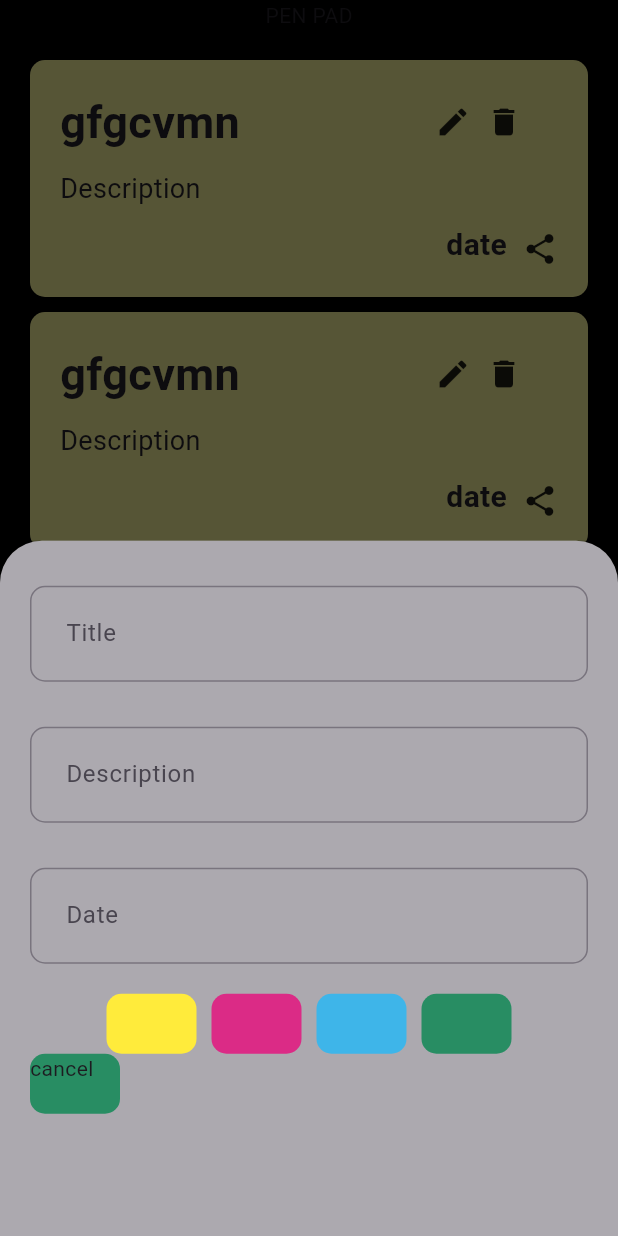
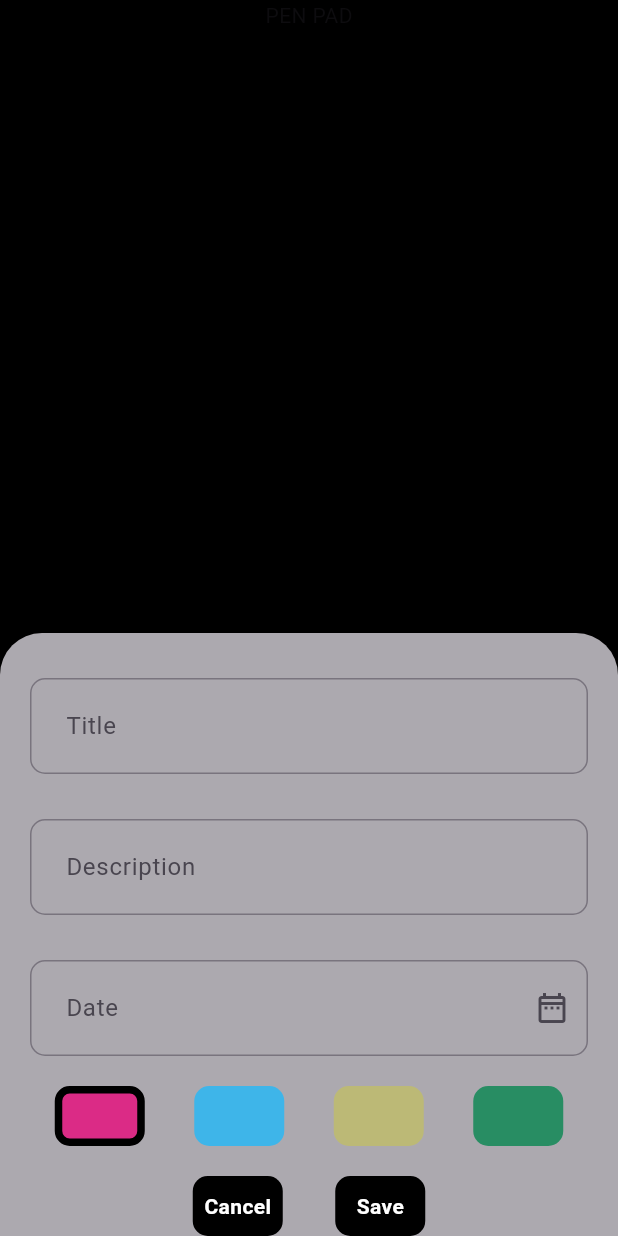
Before and after one commit to jaganprasad093/note_app, a Flutter app: the screen it shows after launch, after a tap on the "add" icon, on a phone screen of 412 x 824 dp. Run offline on Flutter 3.47's test engine with Material 3 defaults, Android fonts, the phone set to English and light mode, and no system bars.

```diff
--- /dev/null
+++ b/lib/controller/note_screen_controller.dart
@@ -0,0 +1,49 @@
+import 'package:flutter/material.dart';
+import 'package:note_app/core/color_constants/color_constants.dart';
+
+class NoteScreenController {
+  static List noteList = [];
+  // add note
+
+  static void addNote({
+    required String title,
+    required String des,
+    required String date,
+    int clrIndex = 0,
+  }) {
+    noteList.add({
+      "title": title,
+      "des": des,
+      "date": date,
+      "colorIndex": clrIndex,
+    });
+  }
+
+  static List<Color> colorlist = [
+    Color_Constants.customPink,
+    Color_Constants.primaryBlue,
+    Color_Constants.primaycolor,
+    Color_Constants.primarygreen,
+  ];
+  // delete note
+
+  static void deleteNote(int index) {
+    noteList.removeAt(index);
+  }
+
+//edit note
+
+  static void editNote(
+      {required String title,
+      required String des,
+      required String date,
+      int clrIndex = 0,
+      required int index}) {
+    noteList[index] = {
+      "title": title,
+      "des": des,
+      "date": date,
+      "colorIndex": clrIndex,
+    };
+  }
+}
--- a/lib/view/note_screen/note_screen.dart
+++ b/lib/view/note_screen/note_screen.dart
@@ -1,64 +1,134 @@
 import 'package:flutter/material.dart';
+import 'package:intl/intl.dart';
+import 'package:note_app/controller/note_screen_controller.dart';
 import 'package:note_app/core/color_constants/color_constants.dart';
 import 'package:note_app/view/note_screen/widgets/custom_note.dart';
 
-class Note_screen extends StatelessWidget {
+class Note_screen extends StatefulWidget {
   const Note_screen({super.key});
 
+  @override
+  State<Note_screen> createState() => _Note_screenState();
+}
+
+class _Note_screenState extends State<Note_screen> {
+  TextEditingController titleController = TextEditingController();
+  TextEditingController desController = TextEditingController();
+  TextEditingController dateController = TextEditingController();
+  int selectedIndex = 0;
   @override
   Widget build(BuildContext context) {
     return Scaffold(
       backgroundColor: Color_Constants.primaryBlack,
-      body: Column(
+      body: SingleChildScrollView(
+        child: Column(
           children: [
             Text("PEN PAD"),
             SizedBox(
               height: 20,
             ),
             ListView.separated(
+                physics: NeverScrollableScrollPhysics(),
                 shrinkWrap: true,
-              itemBuilder: (context, index) => Custom_notes(),
+                itemBuilder: (context, index) => Custom_notes(
+                      date: NoteScreenController.noteList[index]["date"],
+                      description: NoteScreenController.noteList[index]["des"],
+                      title: NoteScreenController.noteList[index]["title"],
+                      colorIndex: NoteScreenController.noteList[index]
+                          ["colorIndex"],
+                      onDeleteTap: () {
+                        NoteScreenController.deleteNote(index);
+                        setState(() {});
+                      },
+                      onEditTap: () {
+                        titleController.text =
+                            NoteScreenController.noteList[index]["title"];
+                        desController.text =
+                            NoteScreenController.noteList[index]["des"];
+                        dateController.text =
+                            NoteScreenController.noteList[index]["date"];
+                        selectedIndex =
+                            NoteScreenController.noteList[index]["colorIndex"];
+                        showCustomBottomSheet(
+                            context: context, index: index, isEdit: true);
+                      },
+                    ),
                 separatorBuilder: (context, index) => SizedBox(
                       height: 10,
                     ),
-              itemCount: 2),
+                itemCount: NoteScreenController.noteList.length),
           ],
+        ),
       ),
       floatingActionButton: FloatingActionButton(
         onPressed: () {
-          showModalBottomSheet(
+          showCustomBottomSheet(context: context);
+        },
+        child: Icon(
+          Icons.add,
+          size: 30,
+        ),
+      ),
+    );
+  }
+
+  Future<dynamic> showCustomBottomSheet(
+      {required BuildContext context, int? index, bool isEdit = false}) {
+    return showModalBottomSheet(
+      isScrollControlled: true,
       context: context,
       builder: (context) => StatefulBuilder(
-              builder: (context, setState) => Container(
+        builder: (context, bottomSetState) => Container(
           color: Color_Constants.primaryBlack.withOpacity(.3),
-                child: Padding(
+          child: Container(
+            margin: EdgeInsets.only(
+                bottom: MediaQuery.of(context).viewInsets.bottom),
             padding: const EdgeInsets.symmetric(horizontal: 20),
             child: Column(
+              mainAxisSize: MainAxisSize.min,
               children: [
                 Padding(padding: EdgeInsets.symmetric(vertical: 15)),
                 TextField(
+                  controller: titleController,
                   decoration: InputDecoration(
                       hintText: "Title",
-                            contentPadding: EdgeInsets.symmetric(
-                                horizontal: 20, vertical: 20),
+                      contentPadding:
+                          EdgeInsets.symmetric(horizontal: 20, vertical: 20),
                       border: OutlineInputBorder(
                           borderRadius: BorderRadius.circular(10))),
                 ),
                 Padding(padding: EdgeInsets.symmetric(vertical: 15)),
                 TextField(
+                  controller: desController,
                   decoration: InputDecoration(
                       hintText: "Description",
-                            contentPadding: EdgeInsets.symmetric(
-                                horizontal: 20, vertical: 20),
+                      contentPadding:
+                          EdgeInsets.symmetric(horizontal: 20, vertical: 20),
                       border: OutlineInputBorder(
                           borderRadius: BorderRadius.circular(10))),
                 ),
                 Padding(padding: EdgeInsets.symmetric(vertical: 15)),
                 TextField(
+                  controller: dateController,
                   decoration: InputDecoration(
                       hintText: "Date",
-                            contentPadding: EdgeInsets.symmetric(
-                                horizontal: 20, vertical: 20),
+                      suffixIcon: InkWell(
+                          onTap: () async {
+                            final selectedDateTime = await showDatePicker(
+                                context: context,
+                                firstDate: DateTime.now(),
+                                lastDate: DateTime(2040));
+                            if (selectedDateTime != null) {
+                              String FormatedDate = DateFormat("dd-MM-yyyy")
+                                  .format(selectedDateTime);
+                              dateController.text = FormatedDate.toString();
+                            }
+
+                            bottomSetState(() {});
+                          },
+                          child: Icon(Icons.date_range_outlined)),
+                      contentPadding:
+                          EdgeInsets.symmetric(horizontal: 20, vertical: 20),
                       border: OutlineInputBorder(
                           borderRadius: BorderRadius.circular(10))),
                 ),
@@ -66,56 +136,95 @@ class Note_screen extends StatelessWidget {
                   height: 20,
                 ),
                 Row(
-                        mainAxisAlignment: MainAxisAlignment.center,
-                        children: [
-                          Container(
+                    mainAxisAlignment: MainAxisAlignment.spaceAround,
+                    children: List.generate(
+                      NoteScreenController.colorlist.length,
+                      (index) => InkWell(
+                        onTap: () {
+                          bottomSetState(
+                            () {
+                              selectedIndex = index;
+                            },
+                          );
+                        },
+                        child: Container(
                           height: 40,
                           width: 60,
                           decoration: BoxDecoration(
-                                color: Color_Constants.normalYellow,
+                              border: selectedIndex == index
+                                  ? Border.all(
+                                      color: Color_Constants.primaryBlack,
+                                      width: 5)
+                                  : null,
+                              color: NoteScreenController.colorlist[index],
                               borderRadius: BorderRadius.circular(10)),
                         ),
+                      ),
+                    )),
                 SizedBox(
-                            width: 10,
+                  height: 20,
                 ),
-                          Container(
+                Row(
+                  mainAxisAlignment: MainAxisAlignment.center,
+                  children: [
+                    InkWell(
+                      onTap: () {
+                        Navigator.pop(context);
+                      },
+                      child: Container(
                         height: 40,
                         width: 60,
+                        child: Center(
+                          child: Text(
+                            "Cancel",
+                            style: TextStyle(
+                                fontWeight: FontWeight.bold,
+                                color: Color_Constants.primaryWhite),
+                          ),
+                        ),
                         decoration: BoxDecoration(
-                                color: Color_Constants.customPink,
+                            color: Color_Constants.primaryBlack,
                             borderRadius: BorderRadius.circular(10)),
                       ),
+                    ),
                     SizedBox(
-                            width: 10,
+                      width: 35,
                     ),
-                          Container(
+                    InkWell(
+                      onTap: () {
+                        if (isEdit) {
+                          NoteScreenController.editNote(
+                              index: index!,
+                              title: titleController.text,
+                              des: desController.text,
+                              date: dateController.text,
+                              clrIndex: selectedIndex);
+                        } else {
+                          NoteScreenController.addNote(
+                              title: titleController.text,
+                              des: desController.text,
+                              date: dateController.text,
+                              clrIndex: selectedIndex);
+                        }
+
+                        Navigator.pop(context);
+                        setState(() {});
+                      },
+                      child: Container(
                         height: 40,
                         width: 60,
+                        child: Center(
+                          child: Text(
+                            isEdit ? "Edit" : "Save",
+                            style: TextStyle(
+                                fontWeight: FontWeight.bold,
+                                color: Color_Constants.primaryWhite),
+                          ),
+                        ),
                         decoration: BoxDecoration(
-                                color: Color_Constants.primaryBlue,
+                            color: Color_Constants.primaryBlack,
                             borderRadius: BorderRadius.circular(10)),
                       ),
-                          SizedBox(
-                            width: 10,
-                          ),
-                          Container(
-                            height: 40,
-                            width: 60,
-                            decoration: BoxDecoration(
-                                color: Color_Constants.primarygreen,
-                                borderRadius: BorderRadius.circular(10)),
-                          ),
-                        ],
-                      ),
-                      Row(
-                        children: [
-                          Container(
-                            height: 40,
-                            width: 60,
-                            child: Text("cancel"),
-                            decoration: BoxDecoration(
-                                color: Color_Constants.primarygreen,
-                                borderRadius: BorderRadius.circular(10)),
                     ),
                   ],
                 )
@@ -125,12 +234,5 @@ class Note_screen extends StatelessWidget {
         ),
       ),
     );
-        },
-        child: Icon(
-          Icons.add,
-          size: 30,
-        ),
-      ),
-    );
   }
 }
--- a/lib/view/note_screen/widgets/custom_note.dart
+++ b/lib/view/note_screen/widgets/custom_note.dart
@@ -1,8 +1,26 @@
 import 'package:flutter/material.dart';
+import 'package:note_app/controller/note_screen_controller.dart';
 import 'package:note_app/core/color_constants/color_constants.dart';
 
 class Custom_notes extends StatelessWidget {
-  const Custom_notes({super.key});
+  const Custom_notes({
+    super.key,
+    required this.title,
+    required this.description,
+    required this.date,
+    required this.colorIndex,
+    this.onDeleteTap,
+    this.onEditTap,
+    this.onShareTap,
+  });
+
+  final String title;
+  final String description;
+  final String date;
+  final int colorIndex;
+  final void Function()? onDeleteTap;
+  final void Function()? onEditTap;
+  final void Function()? onShareTap;
 
   @override
   Widget build(BuildContext context) {
@@ -11,24 +29,32 @@ class Custom_notes extends StatelessWidget {
       child: Container(
         padding: EdgeInsets.symmetric(horizontal: 20, vertical: 20),
         decoration: BoxDecoration(
-            color: Color_Constants.primaycolor,
+            color: NoteScreenController.colorlist[colorIndex],
             borderRadius: BorderRadius.circular(10)),
         child: Column(
           children: [
             Row(
+              mainAxisAlignment: MainAxisAlignment.spaceBetween,
               children: [
                 Text(
-                  "gfgcvmn",
-                  style: TextStyle(fontWeight: FontWeight.bold, fontSize: 30),
+                  title,
+                  style: TextStyle(
+                    fontWeight: FontWeight.bold,
+                    fontSize: 30,
+                  ),
                 ),
-                SizedBox(
-                  width: 130,
-                ),
-                Icon(Icons.edit),
-                SizedBox(
-                  width: 10,
-                ),
-                Icon(Icons.delete)
+                // SizedBox(
+                //   width: 130,
+                // ),
+                Row(
+                  children: [
+                    InkWell(onTap: onEditTap, child: Icon(Icons.edit)),
+                    SizedBox(
+                      width: 10,
+                    ),
+                    InkWell(onTap: onDeleteTap, child: Icon(Icons.delete)),
+                  ],
+                )
               ],
             ),
             SizedBox(
@@ -38,7 +64,7 @@ class Custom_notes extends StatelessWidget {
               crossAxisAlignment: CrossAxisAlignment.start,
               children: [
                 Text(
-                  "Description",
+                  description,
                   style: TextStyle(fontSize: 18, fontWeight: FontWeight.w400),
                 ),
               ],
@@ -51,11 +77,11 @@ class Custom_notes extends StatelessWidget {
               mainAxisAlignment: MainAxisAlignment.end,
               children: [
                 Text(
-                  "date",
+                  date,
                   style: TextStyle(fontSize: 20, fontWeight: FontWeight.w600),
                 ),
                 SizedBox(width: 10),
-                Icon(Icons.share),
+                InkWell(onTap: onShareTap, child: Icon(Icons.share)),
               ],
             )
           ],
--- a/pubspec.yaml
+++ b/pubspec.yaml
@@ -35,6 +35,7 @@ dependencies:
   # The following adds the Cupertino Icons font to your application.
   # Use with the CupertinoIcons class for iOS style icons.
   cupertino_icons: ^1.0.2
+  intl: ^0.19.0
 
 dev_dependencies:
   flutter_test:
```
Also changed, not shown: pubspec.lock, 1 other file. Lines whose indentation alone changed are shown as unchanged.
